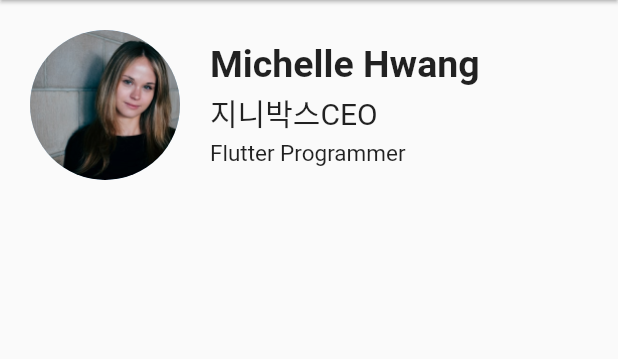
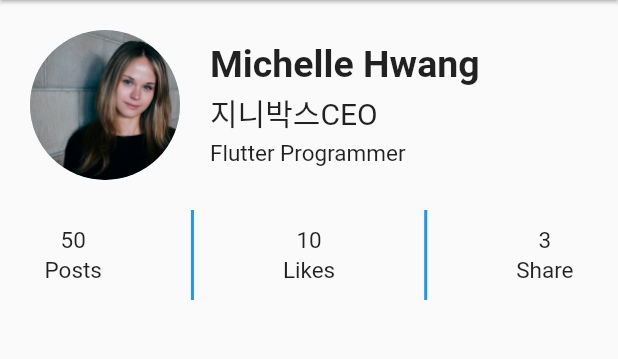
Before and after one commit to Michellehwang001/ui_profile, a Flutter app: the screen it shows after launch, on a phone screen of 412 x 824 dp, the part 84-443 px from its top. Run offline on Flutter 3.47's test engine with Material 2 defaults, Android fonts, the phone set to English and light mode, and no system bars.

Commit message:
profilecount 완성

```diff
--- a/lib/components/profile_count_info.dart
+++ b/lib/components/profile_count_info.dart
@@ -18,10 +18,28 @@ class ProfileCountInfo extends StatelessWidget {
   }
 
   Widget _buildInfo(String count, String title) {
-    return SizedBox();
+    return Column(
+      children: [
+        Text(
+          count,
+          style: const TextStyle(fontSize: 15),
+        ),
+        const SizedBox(
+          height: 2,
+        ),
+        Text(
+          title,
+          style: const TextStyle(fontSize: 15),
+        ),
+      ],
+    );
   }
 
   Widget _buildLine() {
-    return SizedBox();
+    return Container(
+      width: 2,
+      height: 60,
+      color: Colors.blue,
+    );
   }
 }
```
